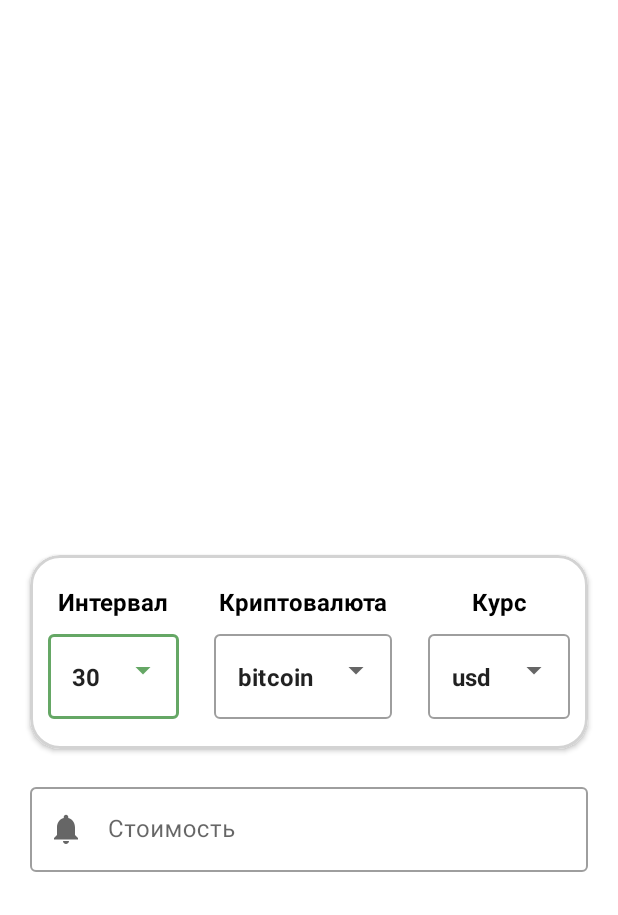
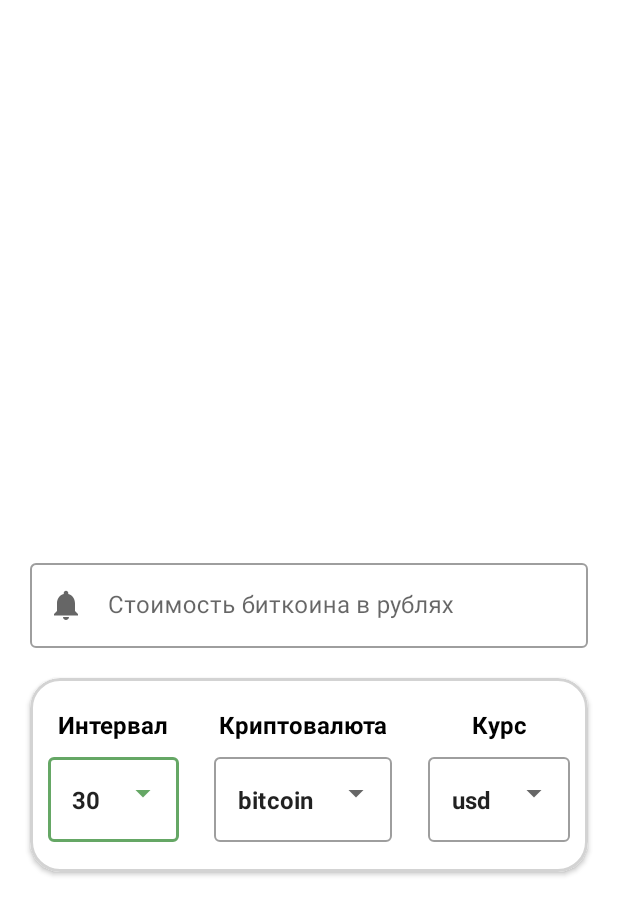
Before and after one commit to Buzlighter/Crypto_Analytics, an Android app: the layout fragment_home.xml on its own in the app's theme, with its tools: preview values and no code run, on a phone screen of 412 x 824 dp. Shown: the top 915 px of the screen. Run offline under Robolectric (Android 15) with nearby library versions, the phone set to English and light mode, and no system bars; plain views replace LineChartView.

```diff
--- a/app/build.gradle
+++ b/app/build.gradle
@@ -3,6 +3,8 @@ plugins {
     id 'kotlin-android'
     id 'kotlin-kapt'
     id 'com.google.android.libraries.mapsplatform.secrets-gradle-plugin'
+    id 'com.google.gms.google-services'
+    id 'com.google.firebase.crashlytics'
     id 'kotlin-parcelize'
 }
 
@@ -73,6 +75,7 @@ dependencies {
     implementation "androidx.lifecycle:lifecycle-viewmodel-ktx:$lifecycle_version"
     implementation "androidx.lifecycle:lifecycle-runtime-ktx:$lifecycle_version"
 
+    //Coroutine WorkManager
     def work_version = "2.7.1"
     implementation "androidx.work:work-runtime-ktx:$work_version"
 
--- a/app/src/main/java/com/example/crypto_analytics/ui/view/MainActivity.kt
+++ b/app/src/main/java/com/example/crypto_analytics/ui/view/MainActivity.kt
@@ -3,6 +3,8 @@ package com.example.crypto_analytics.ui.view
 import android.os.Bundle
 import android.util.Log
 import android.view.MenuItem
+import android.view.ViewGroup
+import android.widget.Button
 import androidx.appcompat.app.ActionBarDrawerToggle
 import androidx.appcompat.app.AppCompatActivity
 import androidx.navigation.NavController
@@ -18,6 +20,7 @@ import com.example.crypto_analytics.data.util.ExitDialog
 import com.example.crypto_analytics.data.util.ExitDialog.Companion.EXIT_DIALOG_TAG
 import com.example.crypto_analytics.databinding.ActivityMainBinding
 import com.google.android.material.navigation.NavigationView
+import java.lang.RuntimeException
 import java.sql.Time
 import java.util.*
 import java.util.concurrent.TimeUnit
@@ -49,7 +52,6 @@ class MainActivity : AppCompatActivity() {
 
         setWorkManager()
     }
-
 
     private fun setWorkManager() {
         val workRequest = PeriodicWorkRequestBuilder<CryptoWorkManager>(
--- a/app/src/main/res/layout/fragment_home.xml
+++ b/app/src/main/res/layout/fragment_home.xml
@@ -12,7 +12,6 @@
             android:layout_width="match_parent"
             android:layout_height="350dp"
             app:layout_constraintEnd_toEndOf="parent"
-            app:layout_constraintHorizontal_bias="0.0"
             app:layout_constraintStart_toStartOf="parent"
             app:layout_constraintTop_toTopOf="parent">
 
@@ -24,23 +23,24 @@
         </androidx.swiperefreshlayout.widget.SwipeRefreshLayout>
 
         <include
-            android:id="@+id/graph_data_fragment"
+            android:id="@+id/graph_data_layout"
             layout="@layout/graph_data_layout"
             android:layout_width="match_parent"
             android:layout_height="wrap_content"
-            app:layout_constraintTop_toBottomOf="@id/home_refresher"
+            app:layout_constraintStart_toStartOf="parent"
+            app:layout_constraintTop_toBottomOf="@id/notification_input_layout"
             android:layout_margin="20dp"/>
 
         <com.google.android.material.textfield.TextInputLayout
             android:id="@+id/notification_input_layout"
             android:layout_width="match_parent"
             android:layout_height="wrap_content"
+
             style="@style/Widget.MaterialComponents.TextInputLayout.OutlinedBox"
             app:startIconDrawable="@drawable/ic_baseline_notifications"
-            android:hint="Стоимость"
+            android:hint="Стоимость биткоина в рублях"
             android:layout_margin="20dp"
-            app:layout_constraintStart_toStartOf="parent"
-            app:layout_constraintTop_toBottomOf="@id/graph_data_fragment">
+            app:layout_constraintTop_toBottomOf="@id/home_refresher">
 
                 <com.google.android.material.textfield.TextInputEditText
                     android:id="@+id/notification_input_text"
--- a/build.gradle
+++ b/build.gradle
@@ -11,6 +11,7 @@ buildscript {
         classpath "org.jetbrains.kotlin:kotlin-gradle-plugin:1.6.21"
         classpath 'com.google.android.libraries.mapsplatform.secrets-gradle-plugin:secrets-gradle-plugin:2.0.1'
         classpath 'com.google.firebase:firebase-crashlytics-gradle:2.9.1'
+        classpath 'com.google.gms:google-services:4.3.13'
 
         // NOTE: Do not place your application dependencies here; they belong
         // in the individual module build.gradle files
```
Also changed, not shown: app/src/main/java/com/example/crypto_analytics/data/util/CryptoWorkManager.kt (+3 -15 lines), app/src/main/java/com/example/crypto_analytics/ui/view/home_screen/HomeFragment.kt (+21 -12 lines), 1 other file.
